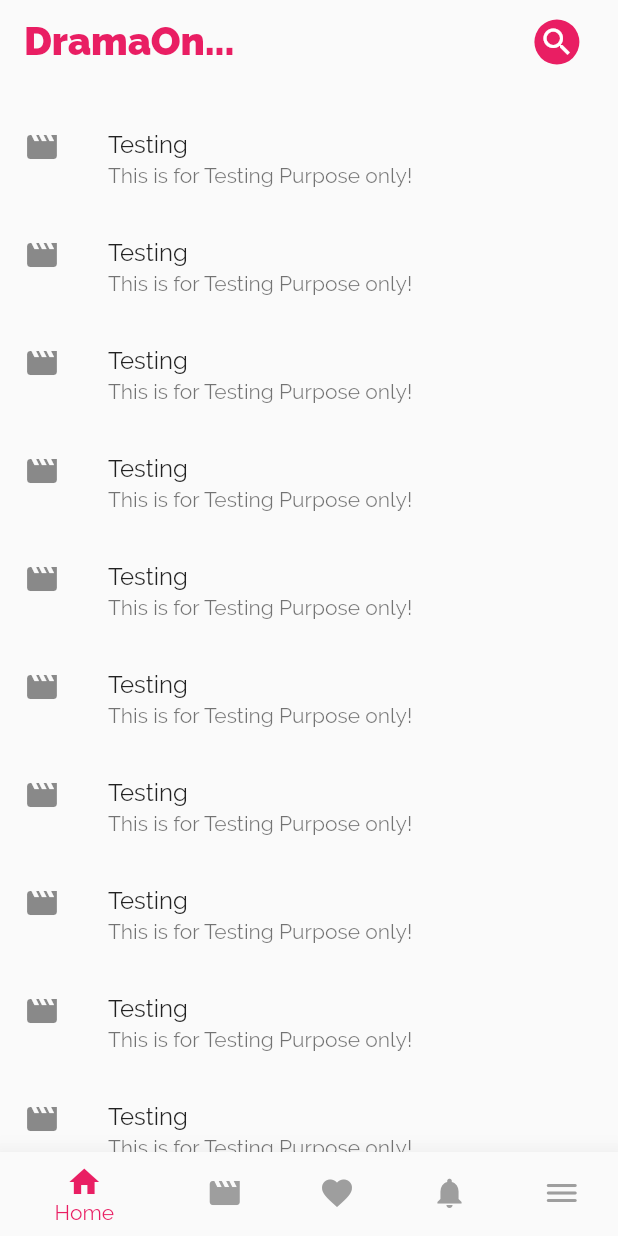
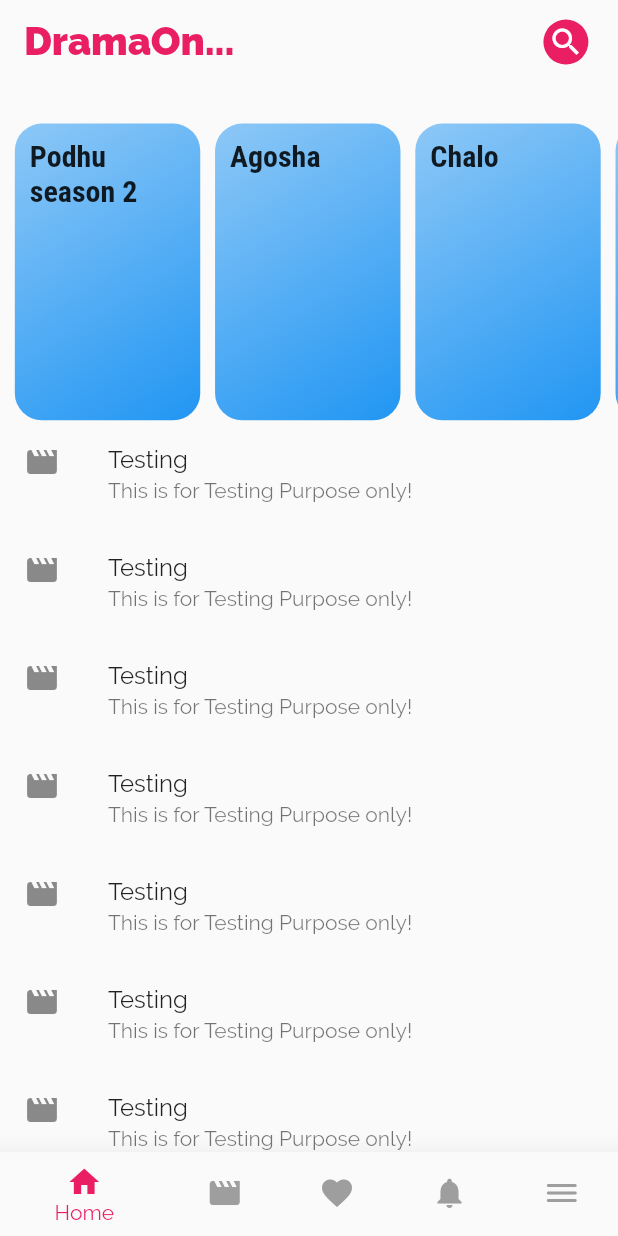
Before and after one commit to Nipun-Dew/Drama-Review-App, a Flutter app: the screen it shows after launch, on a phone screen of 412 x 824 dp. Run offline on Flutter 3.47's test engine with Material 2 defaults, Android fonts, the phone set to English and light mode, and no system bars.

Commit message:
upcoming drama list-home

```diff
--- a/lib/main.dart
+++ b/lib/main.dart
@@ -1,9 +1,16 @@
 import 'package:flutter/material.dart';
+import 'package:provider/provider.dart';
 
 import './screens/tabs_screen.dart';
+import './providers/upcoming_provider.dart';
 
 void main() {
-  runApp(MyApp());
+  runApp(MultiProvider(
+    providers: [
+      ChangeNotifierProvider(create: (_) => DramaDetails()),
+    ],
+    child: MyApp(),
+  ));
 }
 
 class MyApp extends StatelessWidget {
--- /dev/null
+++ b/lib/models/upcoming_drama.dart
@@ -0,0 +1,9 @@
+class UpcomingDrama {
+  String id;
+  String title;
+  String type;
+  String source;
+  String time;
+
+  UpcomingDrama(this.id, this.title, this.type, this.source, this.time);
+}
--- /dev/null
+++ b/lib/providers/upcoming_provider.dart
@@ -0,0 +1,13 @@
+import 'package:flutter/material.dart';
+
+import '../models/upcoming_drama.dart';
+
+class DramaDetails with ChangeNotifier {
+  List<UpcomingDrama> upcomingList = [
+    UpcomingDrama("1", "Podhu season 2", "mini series", "Derana tv", "not available"),
+    UpcomingDrama("2", "Agosha", "web series", "channel4", "not available"),
+    UpcomingDrama("3", "Chalo", "tv series", "Swarnawahini", "weekdays 9pm"),
+    UpcomingDrama("4", "Sabanda Pabilis", "old tv series", "Rupawahini", "weekends 7pm"),
+    UpcomingDrama("5", "Sarisara", "old tv documentry", "Rupawahini", "Friday 7pm"),
+  ];
+}
--- a/lib/screens/home_screen.dart
+++ b/lib/screens/home_screen.dart
@@ -1,10 +1,13 @@
 import 'package:flutter/material.dart';
+
+import '../widgets/upcoming_drama_widget.dart';
 
 class HomeScreen extends StatelessWidget {
   @override
   Widget build(BuildContext context) {
     return Column(
       children: [
+        UpcomingDramas(),
         ListTile(
           title: Text("Testing"),
           leading: Icon(Icons.movie),
--- a/lib/screens/tabs_screen.dart
+++ b/lib/screens/tabs_screen.dart
@@ -32,6 +32,9 @@ class _TabScreenState extends State<TabScreen> {
   @override
   Widget build(BuildContext context) {
     double statusBar = MediaQuery.of(context).padding.top;
+    double phoneWidth = MediaQuery.of(context).size.width;
+    double phoneHeight = MediaQuery.of(context).size.height;
+
     return Scaffold(
       //SingleChildScrollView(child: _currentTab[_selectIndex])
       body: Container(
@@ -43,7 +46,7 @@ class _TabScreenState extends State<TabScreen> {
               floating: false,
               elevation: 0,
               backgroundColor: Colors.transparent,
-              expandedHeight: 70,
+              expandedHeight: phoneHeight * 0.1,
               title: Container(
                 child: Row(
                   children: [
@@ -56,7 +59,7 @@ class _TabScreenState extends State<TabScreen> {
                       ),
                     ),
                     SizedBox(
-                      width: 200,
+                      width: phoneWidth * 0.5,
                     ),
                     CircleAvatar(
                       radius: 15,
--- /dev/null
+++ b/lib/widgets/upcoming_drama_widget.dart
@@ -0,0 +1,54 @@
+import 'package:flutter/cupertino.dart';
+import 'package:flutter/material.dart';
+import 'package:provider/provider.dart';
+import '../providers/upcoming_provider.dart';
+import '../models/upcoming_drama.dart';
+
+class UpcomingDramas extends StatelessWidget {
+  @override
+  Widget build(BuildContext context) {
+    List<UpcomingDrama> dramas =
+        Provider.of<DramaDetails>(context).upcomingList;
+
+    return Container(
+      height: MediaQuery.of(context).size.height * 0.24,
+      margin: EdgeInsets.only(
+        right: MediaQuery.of(context).size.width * 0.012,
+        left: MediaQuery.of(context).size.width * 0.012,
+      ),
+      child: ListView.builder(
+          scrollDirection: Axis.horizontal,
+          itemCount: dramas.length,
+          itemBuilder: (context, index) {
+            return Container(
+                padding: EdgeInsets.only(
+                ),
+                margin: EdgeInsets.symmetric(
+                    horizontal: MediaQuery.of(context).size.width * 0.012
+                ),
+                child: Ink(
+                  //height: 100,
+                  width: MediaQuery.of(context).size.width * 0.3,
+                  decoration: BoxDecoration(
+                    gradient: LinearGradient(colors: [
+                      Theme.of(context).accentColor.withOpacity(0.5),
+                      Theme.of(context).accentColor,
+                    ], begin: Alignment.topLeft, end: Alignment.bottomRight),
+                    borderRadius: BorderRadius.circular(18),
+                  ),
+                  child: InkWell(
+                    onTap: () {},
+                    radius: 25,
+                    child: Container(
+                      margin: EdgeInsets.all(10),
+                      child: Text(
+                        dramas[index].title,
+                        style: Theme.of(context).textTheme.headline6,
+                      ),
+                    ),
+                  ),
+                ));
+          }),
+    );
+  }
+}
--- a/pubspec.yaml
+++ b/pubspec.yaml
@@ -23,7 +23,7 @@ environment:
 dependencies:
   flutter:
     sdk: flutter
-
+  provider: ^5.0.0
 
   # The following adds the Cupertino Icons font to your application.
   # Use with the CupertinoIcons class for iOS style icons.
```
Also changed, not shown: pubspec.lock.
